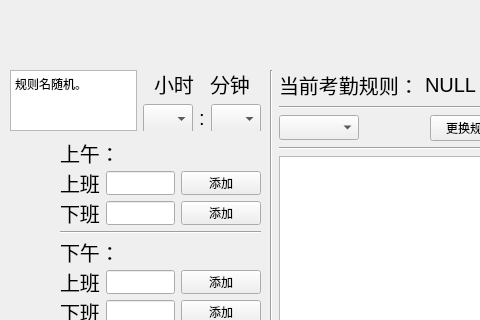
The window that rulewindow.ui (jindezhang/kqj) describes before a commit, drawn with Qt 5; both pictures show x 0 to 480 and y 0 to 320 of the 800 by 480 pixel window.
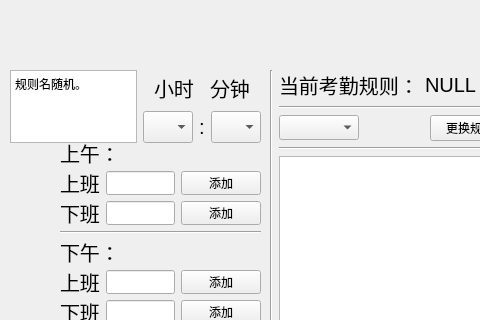
The same window after the commit. Custom widgets are drawn as their Qt base class.

Patch:
```diff
--- a/rulewindow.ui
+++ b/rulewindow.ui
@@ -211,7 +211,7 @@
      </item>
     </layout>
    </widget>
-   <widget class="QWidget" name="">
+   <widget class="QWidget" name="layoutWidget">
     <property name="geometry">
      <rect>
       <x>60</x>
@@ -551,13 +551,13 @@
      </item>
     </layout>
    </widget>
-   <widget class="QWidget" name="">
+   <widget class="QWidget" name="layoutWidget">
     <property name="geometry">
      <rect>
       <x>10</x>
       <y>70</y>
       <width>251</width>
-      <height>61</height>
+      <height>73</height>
      </rect>
     </property>
     <layout class="QHBoxLayout" name="horizontalLayout_13">
```
Left out of the diff: 23 changed lines with no effect on the pictures.
